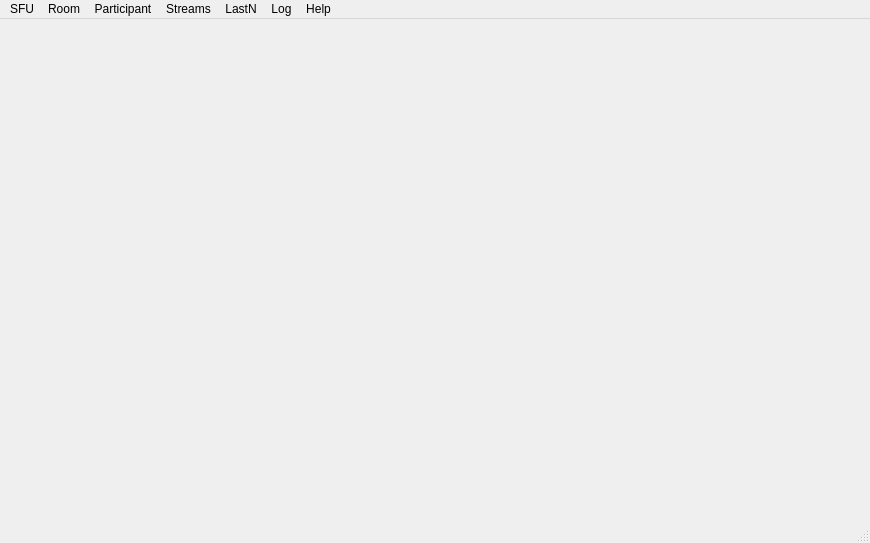
First picture: the form in ui/mainwindow.ui, repository hongwei-cosmo/QtDmSfuClient-widget, before the edit.
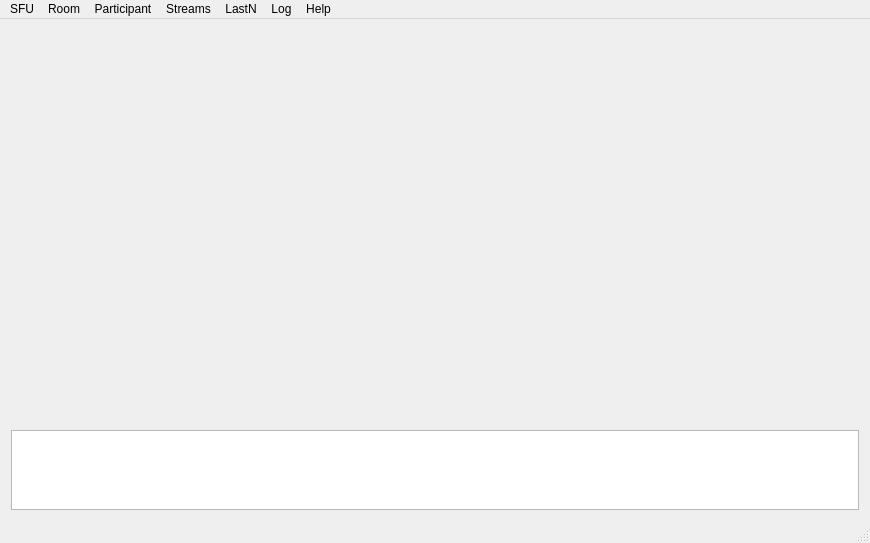
Second picture: the form after the edit.

Commit message: Re-layout MainWindow

Diff of the .ui file:
```diff
--- a/ui/mainwindow.ui
+++ b/ui/mainwindow.ui
@@ -14,9 +14,29 @@
    <string>MainWindow</string>
   </property>
   <widget class="QWidget" name="centralWidget">
-   <layout class="QVBoxLayout" name="verticalLayout">
+   <layout class="QVBoxLayout" name="verticalLayout" stretch="5,1">
     <item>
-     <layout class="QHBoxLayout" name="videoLayout"/>
+     <layout class="QHBoxLayout" name="videoLayout" stretch="1,3">
+      <item>
+       <layout class="QVBoxLayout" name="smallVideosLayout"/>
+      </item>
+      <item>
+       <layout class="QHBoxLayout" name="mainVideoLayout"/>
+      </item>
+     </layout>
+    </item>
+    <item>
+     <widget class="QPlainTextEdit" name="logWindow">
+      <property name="sizePolicy">
+       <sizepolicy hsizetype="Expanding" vsizetype="Expanding">
+        <horstretch>0</horstretch>
+        <verstretch>0</verstretch>
+       </sizepolicy>
+      </property>
+      <property name="verticalScrollBarPolicy">
+       <enum>Qt::ScrollBarAsNeeded</enum>
+      </property>
+     </widget>
     </item>
    </layout>
   </widget>
```
The commit also changes 7 other files.
